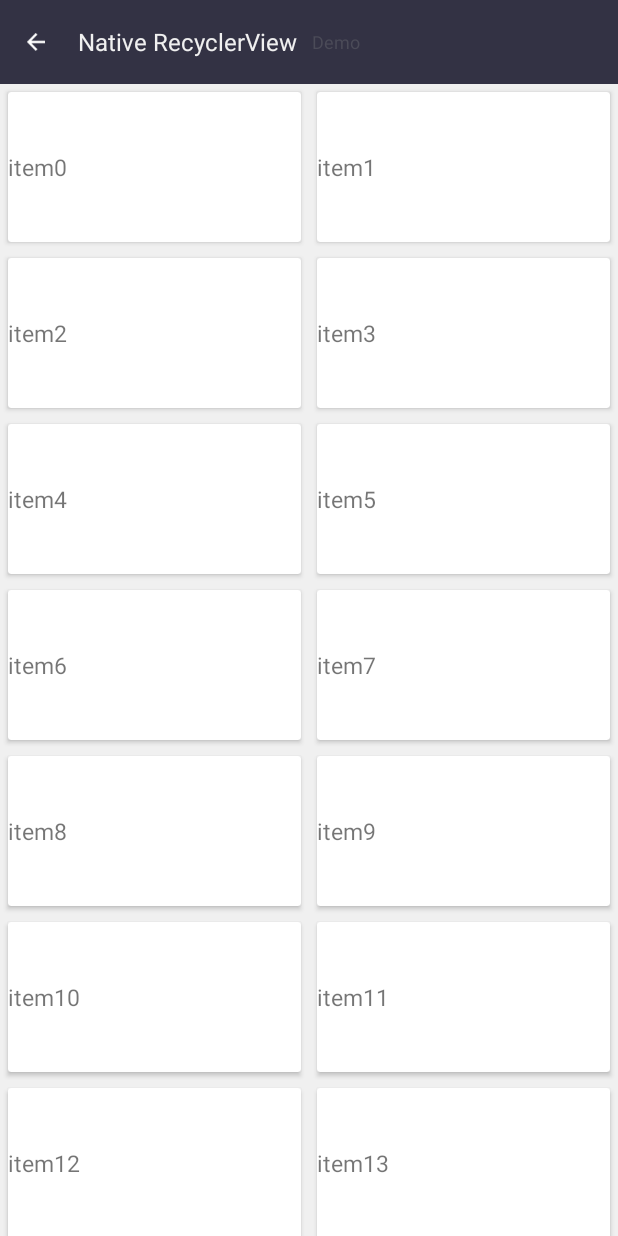
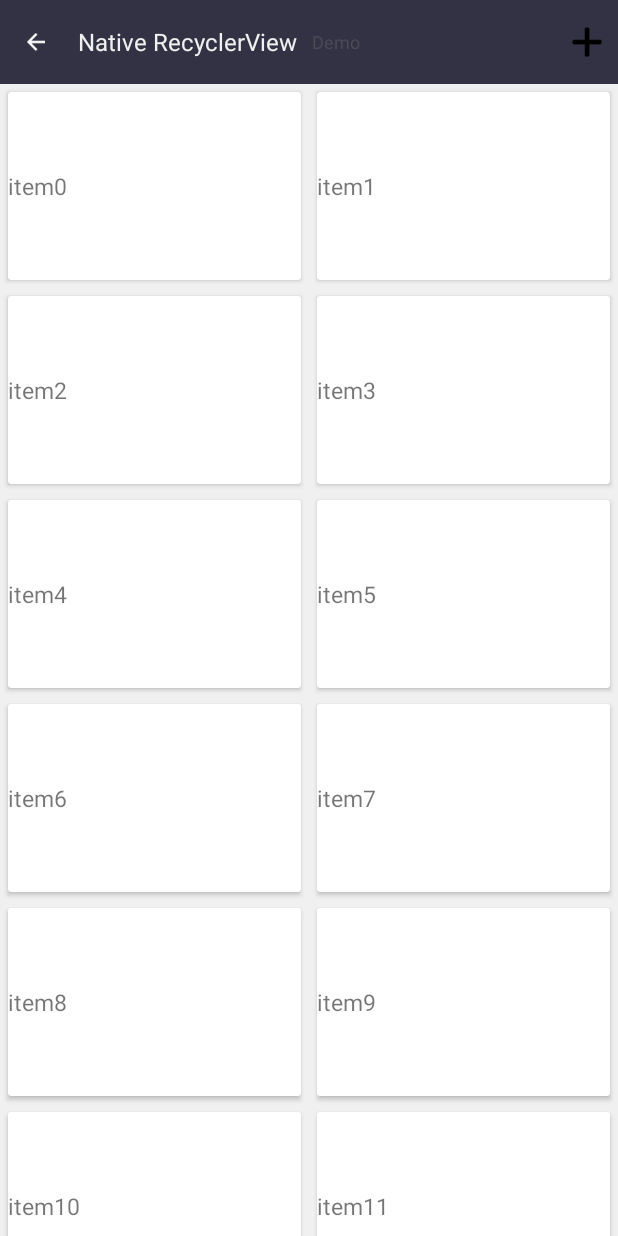
Before and after one commit to leitana/CustomView, an Android app: the NativeRecyclerActicity screen opened directly, with no data from a screen before it, on a phone screen of 412 x 824 dp. Run offline under Robolectric (Android 15) with nearby library versions, the phone set to English and light mode, and no system bars; our stand-ins replace ButterKnife; libraries missing offline, so code that uses them is left out: com.orhanobut.logger.

Commit message:
提交！

```diff
--- a/app/src/main/java/custom/lx/com/customview/base/BaseActivity.java
+++ b/app/src/main/java/custom/lx/com/customview/base/BaseActivity.java
@@ -26,6 +26,7 @@ public class BaseActivity extends AppCompatActivity{
     private LinearLayout rootLayout;
     private TextView title;
     private ImageView back;
+    private LinearLayout right;
     protected final String TAG = this.getClass().getSimpleName();
     @Override
     protected void onCreate(@Nullable Bundle savedInstanceState) {
@@ -51,6 +52,7 @@ public class BaseActivity extends AppCompatActivity{
         }
         back = (ImageView) findViewById(R.id.iv_back);
         title = (TextView) findViewById(R.id.title);
+        right = (LinearLayout) findViewById(R.id.ll_right);
     }
 
     protected void setTitle(String msg) {
@@ -86,6 +88,10 @@ public class BaseActivity extends AppCompatActivity{
 
     }
 
+    protected void addRightView(View view) {
+        right.addView(view);
+    }
+
     @Override
     public void setContentView(@LayoutRes int layoutResID) {
         setContentView(View.inflate(this, layoutResID, null));
--- a/app/src/main/java/custom/lx/com/customview/recyclerview/NativeRecyclerActicity.java
+++ b/app/src/main/java/custom/lx/com/customview/recyclerview/NativeRecyclerActicity.java
@@ -3,20 +3,25 @@ package custom.lx.com.customview.recyclerview;
 import android.content.Context;
 import android.os.Bundle;
 import android.support.annotation.Nullable;
+import android.support.v7.widget.CardView;
+import android.support.v7.widget.DefaultItemAnimator;
 import android.support.v7.widget.RecyclerView;
 import android.support.v7.widget.StaggeredGridLayoutManager;
 import android.view.LayoutInflater;
 import android.view.View;
 import android.view.ViewGroup;
+import android.widget.ImageView;
 import android.widget.TextView;
 
 import java.util.ArrayList;
 import java.util.List;
+import java.util.Random;
 
 import butterknife.BindView;
 import butterknife.ButterKnife;
 import custom.lx.com.customview.R;
 import custom.lx.com.customview.base.BaseActivity;
+import custom.lx.com.customview.utils.SizeUtils;
 
 /**
  * Created by 11300 on 2017/7/19.
@@ -35,13 +40,29 @@ public class NativeRecyclerActicity extends BaseActivity {
         setContentView(R.layout.activity_main);
         ButterKnife.bind(this);
         setBackBtn();
+        initView();
         setTitle("Native RecyclerView");
         initData();
         rvList.setLayoutManager(new StaggeredGridLayoutManager(2, StaggeredGridLayoutManager.VERTICAL));
+        rvList.setItemAnimator(new DefaultItemAnimator());//设置动画
         //item分割线
 //        rvList.addItemDecoration(new DividerItemDecoration(this, DividerItemDecoration.VERTICAL));
         myAdapter = new MyAdapter();
         rvList.setAdapter(myAdapter);
+    }
+
+    private void initView() {
+        ImageView imageView = new ImageView(mContext);
+        imageView.setImageResource(R.mipmap.ic_add);
+        imageView.setOnClickListener(new View.OnClickListener() {
+            @Override
+            public void onClick(View v) {
+                mData.add(2, "new item");
+//                myAdapter.notifyDataSetChanged();
+                myAdapter.notifyItemInserted(2);
+            }
+        });
+        addRightView(imageView);
     }
 
     private void initData() {
@@ -63,6 +84,7 @@ public class NativeRecyclerActicity extends BaseActivity {
         @Override
         public void onBindViewHolder(MyViewHolder holder, int position) {
             holder.tv_text.setText(mData.get(position));
+            holder.cardView.setMinimumHeight(SizeUtils.dp2px(mContext, getRandom(70, 150)));
         }
 
         @Override
@@ -72,10 +94,19 @@ public class NativeRecyclerActicity extends BaseActivity {
 
         class MyViewHolder extends RecyclerView.ViewHolder{
             TextView tv_text;
+            CardView cardView;
             public MyViewHolder(View itemView) {
                 super(itemView);
+                cardView = (CardView) itemView.findViewById(R.id.cardview);
                 tv_text = (TextView) itemView.findViewById(R.id.tv_text);
             }
         }
     }
+
+    public static int getRandom(int min, int max){
+        Random random = new Random();
+        int s = random.nextInt(max) % (max - min + 1) + min;
+        return s;
+
+    }
 }
--- a/app/src/main/res/layout/layout_title_bar.xml
+++ b/app/src/main/res/layout/layout_title_bar.xml
@@ -39,5 +39,14 @@
         android:textColor="@color/gray_color"
         android:textSize="12sp"
         />
+    <LinearLayout
+        android:id="@+id/ll_right"
+        android:layout_width="wrap_content"
+        android:layout_height="match_parent"
+        android:gravity="center_vertical"
+        android:layout_alignParentRight="true"
+        android:orientation="horizontal"
+        android:layout_marginRight="10dp">
+    </LinearLayout>
 
 </RelativeLayout>
--- a/app/src/main/res/layout/text_item.xml
+++ b/app/src/main/res/layout/text_item.xml
@@ -5,9 +5,9 @@
     android:layout_height="wrap_content"
     android:gravity="center">
     <android.support.v7.widget.CardView
+        android:id="@+id/cardview"
         android:layout_width="match_parent"
         android:layout_height="wrap_content"
-        android:minHeight="100dp"
         android:layout_margin="5dp"
         >
         <TextView
```
Also changed, not shown: app/src/main/java/custom/lx/com/customview/utils/SizeUtils.java (added, +118 -0 lines), app/src/main/res/mipmap-hdpi/ic_add.png (added).
